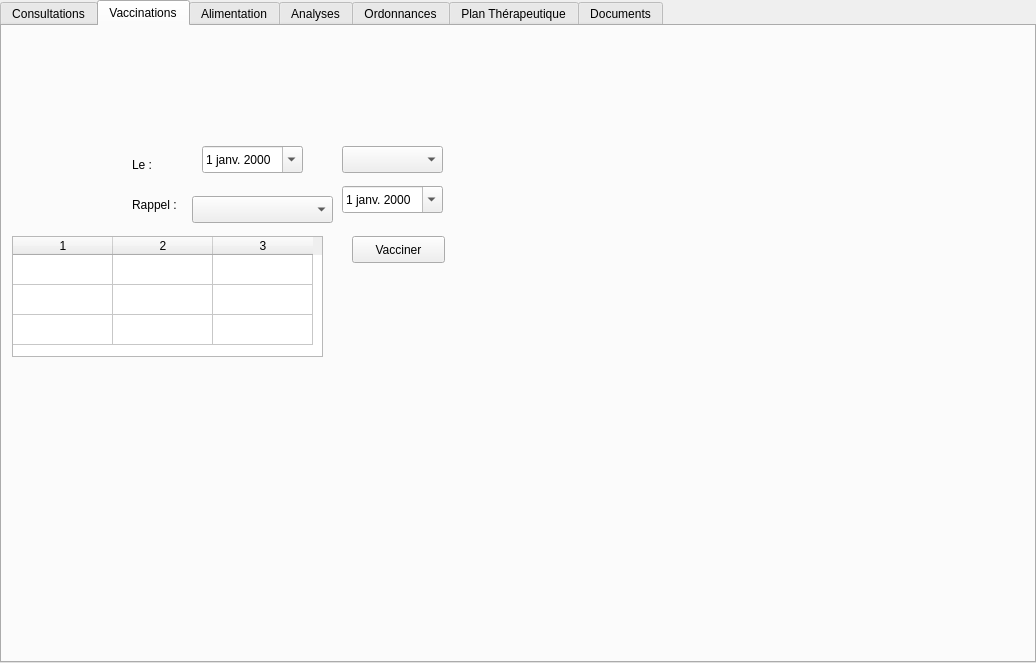
The window that VetGUI/Form_medical.ui (FrancoisBagaini/OpenVet0.2) describes before a commit, drawn with Qt 5.
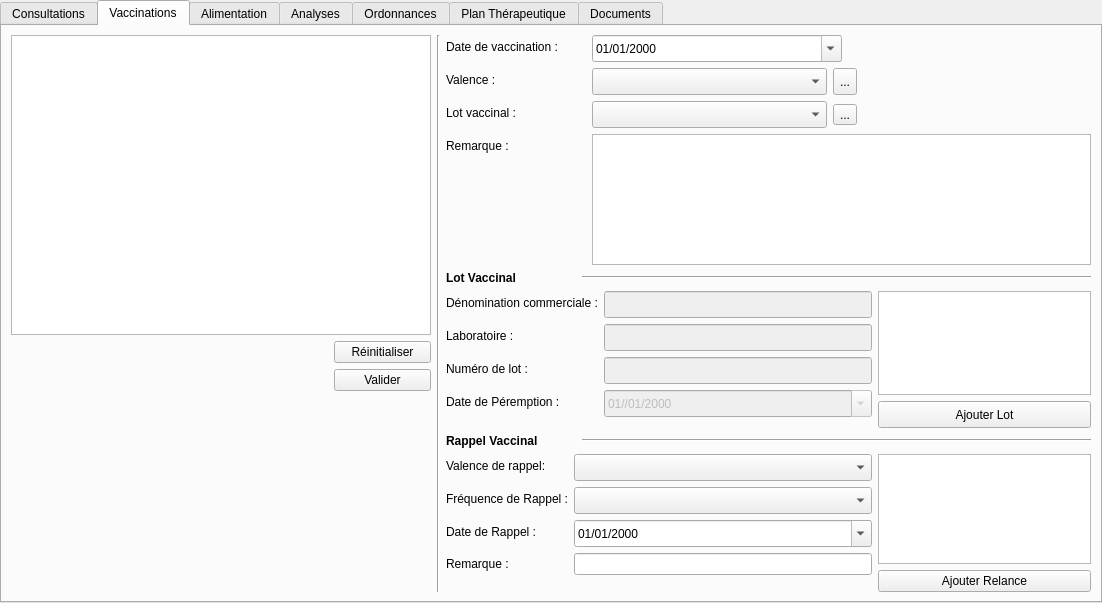
The same window after the commit. The open tabs and pages were chosen to show the change. Icons and pictures are not drawn. Custom widgets are drawn as their Qt base class.

Commit message: before save Vaccination

```diff
--- a/VetGUI/Form_medical.ui
+++ b/VetGUI/Form_medical.ui
@@ -6,10 +6,22 @@
    <rect>
     <x>0</x>
     <y>0</y>
-    <width>1036</width>
-    <height>663</height>
+    <width>1102</width>
+    <height>603</height>
    </rect>
   </property>
+  <property name="minimumSize">
+   <size>
+    <width>800</width>
+    <height>0</height>
+   </size>
+  </property>
+  <property name="maximumSize">
+   <size>
+    <width>3000</width>
+    <height>900</height>
+   </size>
+  </property>
   <property name="locale">
    <locale language="French" country="France"/>
   </property>
@@ -692,137 +704,821 @@
    <attribute name="title">
     <string>Vaccinations</string>
    </attribute>
-   <widget class="QDateEdit" name="dateEdit_vacciner_start">
-    <property name="geometry">
-     <rect>
-      <x>200</x>
-      <y>120</y>
-      <width>101</width>
-      <height>27</height>
-     </rect>
-    </property>
-    <property name="toolTip">
-     <string>Date de vaccination</string>
-    </property>
-    <property name="calendarPopup">
-     <bool>true</bool>
-    </property>
-   </widget>
-   <widget class="QLabel" name="label_2">
-    <property name="geometry">
-     <rect>
-      <x>130</x>
-      <y>170</y>
-      <width>62</width>
-      <height>17</height>
-     </rect>
-    </property>
-    <property name="text">
-     <string>Rappel :</string>
-    </property>
-    <property name="buddy">
-     <cstring>comboBox_rappel</cstring>
-    </property>
-   </widget>
-   <widget class="QLabel" name="label_vaccinerStart">
-    <property name="geometry">
-     <rect>
-      <x>130</x>
-      <y>130</y>
-      <width>31</width>
-      <height>17</height>
-     </rect>
-    </property>
-    <property name="text">
-     <string>Le :</string>
-    </property>
-   </widget>
-   <widget class="QComboBox" name="comboBox_vacciner">
-    <property name="geometry">
-     <rect>
-      <x>340</x>
-      <y>120</y>
-      <width>101</width>
-      <height>27</height>
-     </rect>
-    </property>
-    <property name="toolTip">
-     <string>Vaccin</string>
-    </property>
-   </widget>
-   <widget class="QComboBox" name="comboBox_rappel">
-    <property name="geometry">
-     <rect>
-      <x>190</x>
-      <y>170</y>
-      <width>141</width>
-      <height>27</height>
-     </rect>
-    </property>
-    <property name="toolTip">
-     <string>Période de rappel</string>
-    </property>
-   </widget>
-   <widget class="QPushButton" name="button_vacciner">
-    <property name="geometry">
-     <rect>
-      <x>350</x>
-      <y>210</y>
-      <width>93</width>
-      <height>27</height>
-     </rect>
-    </property>
-    <property name="toolTip">
-     <string>Ajouter ce vaccin dans le dossier</string>
-    </property>
-    <property name="text">
-     <string>Vacciner</string>
-    </property>
-   </widget>
-   <widget class="QDateEdit" name="dateEdit_vacciner_end">
-    <property name="geometry">
-     <rect>
-      <x>340</x>
-      <y>160</y>
-      <width>101</width>
-      <height>27</height>
-     </rect>
-    </property>
-    <property name="toolTip">
-     <string>Date de rappel</string>
-    </property>
-    <property name="calendarPopup">
-     <bool>true</bool>
-    </property>
-   </widget>
-   <widget class="QTableWidget" name="tableWidget_vacciner">
-    <property name="geometry">
-     <rect>
-      <x>10</x>
-      <y>210</y>
-      <width>311</width>
-      <height>121</height>
-     </rect>
-    </property>
-    <property name="rowCount">
-     <number>3</number>
-    </property>
-    <property name="columnCount">
-     <number>3</number>
-    </property>
-    <attribute name="verticalHeaderVisible">
-     <bool>false</bool>
-    </attribute>
-    <attribute name="verticalHeaderVisible">
-     <bool>false</bool>
-    </attribute>
-    <row/>
-    <row/>
-    <row/>
-    <column/>
-    <column/>
-    <column/>
-   </widget>
+   <layout class="QVBoxLayout" name="verticalLayout_15">
+    <item>
+     <layout class="QHBoxLayout" name="horizontalLayout_27" stretch="13,1,20">
+      <item>
+       <layout class="QVBoxLayout" name="verticalLayout_11">
+        <property name="sizeConstraint">
+         <enum>QLayout::SetMinimumSize</enum>
+        </property>
+        <item>
+         <widget class="MyTableView" name="tableView_Vaccins">
+          <property name="sizePolicy">
+           <sizepolicy hsizetype="MinimumExpanding" vsizetype="Expanding">
+            <horstretch>0</horstretch>
+            <verstretch>0</verstretch>
+           </sizepolicy>
+          </property>
+          <property name="minimumSize">
+           <size>
+            <width>0</width>
+            <height>300</height>
+           </size>
+          </property>
+          <property name="maximumSize">
+           <size>
+            <width>1677215</width>
+            <height>16777215</height>
+           </size>
+          </property>
+         </widget>
+        </item>
+        <item>
+         <layout class="QHBoxLayout" name="horizontalLayout_25">
+          <item>
+           <spacer name="horizontalSpacer_4">
+            <property name="orientation">
+             <enum>Qt::Horizontal</enum>
+            </property>
+            <property name="sizeType">
+             <enum>QSizePolicy::MinimumExpanding</enum>
+            </property>
+            <property name="sizeHint" stdset="0">
+             <size>
+              <width>40</width>
+              <height>20</height>
+             </size>
+            </property>
+           </spacer>
+          </item>
+          <item>
+           <widget class="QPushButton" name="button_resetVaccin">
+            <property name="sizePolicy">
+             <sizepolicy hsizetype="Preferred" vsizetype="Fixed">
+              <horstretch>0</horstretch>
+              <verstretch>0</verstretch>
+             </sizepolicy>
+            </property>
+            <property name="minimumSize">
+             <size>
+              <width>97</width>
+              <height>0</height>
+             </size>
+            </property>
+            <property name="toolTip">
+             <string>Ajouter ce vaccin dans le dossier</string>
+            </property>
+            <property name="text">
+             <string>Réinitialiser</string>
+            </property>
+           </widget>
+          </item>
+         </layout>
+        </item>
+        <item>
+         <layout class="QHBoxLayout" name="horizontalLayout_22">
+          <item>
+           <spacer name="horizontalSpacer_8">
+            <property name="orientation">
+             <enum>Qt::Horizontal</enum>
+            </property>
+            <property name="sizeType">
+             <enum>QSizePolicy::MinimumExpanding</enum>
+            </property>
+            <property name="sizeHint" stdset="0">
+             <size>
+              <width>40</width>
+              <height>20</height>
+             </size>
+            </property>
+           </spacer>
+          </item>
+          <item>
+           <widget class="QPushButton" name="button_validerVaccin">
+            <property name="sizePolicy">
+             <sizepolicy hsizetype="Preferred" vsizetype="Fixed">
+              <horstretch>0</horstretch>
+              <verstretch>0</verstretch>
+             </sizepolicy>
+            </property>
+            <property name="minimumSize">
+             <size>
+              <width>97</width>
+              <height>0</height>
+             </size>
+            </property>
+            <property name="baseSize">
+             <size>
+              <width>97</width>
+              <height>0</height>
+             </size>
+            </property>
+            <property name="toolTip">
+             <string>Ajouter ce vaccin dans le dossier</string>
+            </property>
+            <property name="text">
+             <string>Valider</string>
+            </property>
+           </widget>
+          </item>
+         </layout>
+        </item>
+        <item>
+         <spacer name="verticalSpacer">
+          <property name="orientation">
+           <enum>Qt::Vertical</enum>
+          </property>
+          <property name="sizeHint" stdset="0">
+           <size>
+            <width>20</width>
+            <height>40</height>
+           </size>
+          </property>
+         </spacer>
+        </item>
+       </layout>
+      </item>
+      <item>
+       <widget class="Line" name="line_6">
+        <property name="orientation">
+         <enum>Qt::Vertical</enum>
+        </property>
+       </widget>
+      </item>
+      <item>
+       <layout class="QVBoxLayout" name="verticalLayout_14" stretch="10,1,6,1,6">
+        <item>
+         <layout class="QFormLayout" name="formLayout_2">
+          <item row="0" column="0">
+           <widget class="QLabel" name="label_dateVaccination">
+            <property name="minimumSize">
+             <size>
+              <width>140</width>
+              <height>0</height>
+             </size>
+            </property>
+            <property name="maximumSize">
+             <size>
+              <width>140</width>
+              <height>16777215</height>
+             </size>
+            </property>
+            <property name="text">
+             <string>Date de vaccination :</string>
+            </property>
+            <property name="buddy">
+             <cstring>dateEdit_dateVaccination</cstring>
+            </property>
+           </widget>
+          </item>
+          <item row="0" column="1">
+           <widget class="QDateEdit" name="dateEdit_dateVaccination">
+            <property name="minimumSize">
+             <size>
+              <width>120</width>
+              <height>27</height>
+             </size>
+            </property>
+            <property name="maximumSize">
+             <size>
+              <width>250</width>
+              <height>27</height>
+             </size>
+            </property>
+            <property name="toolTip">
+             <string>Date de vaccination</string>
+            </property>
+            <property name="displayFormat">
+             <string>dd/MM/yyyy</string>
+            </property>
+            <property name="calendarPopup">
+             <bool>true</bool>
+            </property>
+           </widget>
+          </item>
+          <item row="1" column="0">
+           <widget class="QLabel" name="label_Valence">
+            <property name="minimumSize">
+             <size>
+              <width>140</width>
+              <height>0</height>
+             </size>
+            </property>
+            <property name="maximumSize">
+             <size>
+              <width>140</width>
+              <height>16777215</height>
+             </size>
+            </property>
+            <property name="text">
+             <string>Valence :</string>
+            </property>
+            <property name="buddy">
+             <cstring>comboBox_valence</cstring>
+            </property>
+           </widget>
+          </item>
+          <item row="1" column="1">
+           <layout class="QHBoxLayout" name="horizontalLayout_23">
+            <item>
+             <widget class="MyComboBox" name="comboBox_valence">
+              <property name="sizePolicy">
+               <sizepolicy hsizetype="Expanding" vsizetype="Fixed">
+                <horstretch>0</horstretch>
+                <verstretch>0</verstretch>
+               </sizepolicy>
+              </property>
+              <property name="minimumSize">
+               <size>
+                <width>0</width>
+                <height>27</height>
+               </size>
+              </property>
+              <property name="maximumSize">
+               <size>
+                <width>250</width>
+                <height>27</height>
+               </size>
+              </property>
+              <property name="toolTip">
+               <string>Vaccin</string>
+              </property>
+             </widget>
+            </item>
+            <item>
+             <widget class="QToolButton" name="toolButton_editValence">
+              <property name="minimumSize">
+               <size>
+                <width>0</width>
+                <height>27</height>
+               </size>
+              </property>
+              <property name="toolTip">
+               <string>Editer les valences vaccinales</string>
+              </property>
+              <property name="text">
+               <string>...</string>
+              </property>
+              <property name="icon">
+               <iconset resource="resources.qrc">
+                <normaloff>:/newPrefix/images/edit1.png</normaloff>:/newPrefix/images/edit1.png</iconset>
+              </property>
+              <property name="iconSize">
+               <size>
+                <width>20</width>
+                <height>20</height>
+               </size>
+              </property>
+             </widget>
+            </item>
+            <item>
+             <spacer name="horizontalSpacer_9">
+              <property name="orientation">
+               <enum>Qt::Horizontal</enum>
+              </property>
+              <property name="sizeHint" stdset="0">
+               <size>
+                <width>40</width>
+                <height>20</height>
+               </size>
+              </property>
+             </spacer>
+            </item>
+           </layout>
+          </item>
+          <item row="2" column="0">
+           <widget class="QLabel" name="label_lot">
+            <property name="minimumSize">
+             <size>
+              <width>140</width>
+              <height>0</height>
+             </size>
+            </property>
+            <property name="maximumSize">
+             <size>
+              <width>140</width>
+              <height>16777215</height>
+             </size>
+            </property>
+            <property name="text">
+             <string>Lot vaccinal :</string>
+            </property>
+            <property name="buddy">
+             <cstring>comboBox_lot</cstring>
+            </property>
+           </widget>
+          </item>
+          <item row="2" column="1">
+           <layout class="QHBoxLayout" name="horizontalLayout_24">
+            <item>
+             <widget class="MyComboBox" name="comboBox_lot">
+              <property name="sizePolicy">
+               <sizepolicy hsizetype="Expanding" vsizetype="Fixed">
+                <horstretch>0</horstretch>
+                <verstretch>0</verstretch>
+               </sizepolicy>
+              </property>
+              <property name="minimumSize">
+               <size>
+                <width>0</width>
+                <height>27</height>
+               </size>
+              </property>
+              <property name="maximumSize">
+               <size>
+                <width>250</width>
+                <height>27</height>
+               </size>
+              </property>
+             </widget>
+            </item>
+            <item>
+             <widget class="QToolButton" name="toolButton_editLot">
+              <property name="toolTip">
+               <string>Editer les lots de vaccin</string>
+              </property>
+              <property name="text">
+               <string>...</string>
+              </property>
+              <property name="icon">
+               <iconset resource="resources.qrc">
+                <normaloff>:/newPrefix/images/edit1.png</normaloff>:/newPrefix/images/edit1.png</iconset>
+              </property>
+              <property name="iconSize">
+               <size>
+                <width>20</width>
+                <height>20</height>
+               </size>
+              </property>
+             </widget>
+            </item>
+            <item>
+             <spacer name="horizontalSpacer_10">
+              <property name="orientation">
+               <enum>Qt::Horizontal</enum>
+              </property>
+              <property name="sizeHint" stdset="0">
+               <size>
+                <width>40</width>
+                <height>20</height>
+               </size>
+              </property>
+             </spacer>
+            </item>
+           </layout>
+          </item>
+          <item row="3" column="0">
+           <widget class="QLabel" name="label_26">
+            <property name="text">
+             <string>Remarque :</string>
+            </property>
+           </widget>
+          </item>
+          <item row="3" column="1">
+           <widget class="MyPlainTextEdit" name="plainTextEdit_remarque">
+            <property name="minimumSize">
+             <size>
+              <width>0</width>
+              <height>31</height>
+             </size>
+            </property>
+            <property name="maximumSize">
+             <size>
+              <width>16777215</width>
+              <height>9999</height>
+             </size>
+            </property>
+           </widget>
+          </item>
+         </layout>
+        </item>
+        <item>
+         <layout class="QHBoxLayout" name="horizontalLayout_19">
+          <item>
+           <widget class="QLabel" name="label_24">
+            <property name="maximumSize">
+             <size>
+              <width>130</width>
+              <height>16777215</height>
+             </size>
+            </property>
+            <property name="font">
+             <font>
+              <weight>75</weight>
+              <bold>true</bold>
+             </font>
+            </property>
+            <property name="text">
+             <string>Lot Vaccinal</string>
+            </property>
+           </widget>
+          </item>
+          <item>
+           <widget class="Line" name="line_4">
+            <property name="orientation">
+             <enum>Qt::Horizontal</enum>
+            </property>
+           </widget>
+          </item>
+         </layout>
+        </item>
+        <item>
+         <layout class="QHBoxLayout" name="horizontalLayout_26" stretch="2,1">
+          <item>
+           <layout class="QFormLayout" name="formLayout_3">
+            <property name="sizeConstraint">
+             <enum>QLayout::SetDefaultConstraint</enum>
+            </property>
+            <property name="fieldGrowthPolicy">
+             <enum>QFormLayout::AllNonFixedFieldsGrow</enum>
+            </property>
+            <item row="0" column="0">
+             <widget class="QLabel" name="label_18">
+              <property name="maximumSize">
+               <size>
+                <width>200</width>
+                <height>16777215</height>
+               </size>
+              </property>
+              <property name="text">
+               <string>Dénomination commerciale :</string>
+              </property>
+              <property name="buddy">
+               <cstring>lineEdit_denomination</cstring>
+              </property>
+             </widget>
+            </item>
+            <item row="0" column="1">
+             <widget class="QLineEdit" name="lineEdit_denomination">
+              <property name="enabled">
+               <bool>false</bool>
+              </property>
+              <property name="minimumSize">
+               <size>
+                <width>160</width>
+                <height>27</height>
+               </size>
+              </property>
+              <property name="maxLength">
+               <number>60</number>
+              </property>
+             </widget>
+            </item>
+            <item row="1" column="0">
+             <widget class="QLabel" name="label_22">
+              <property name="maximumSize">
+               <size>
+                <width>200</width>
+                <height>27</height>
+               </size>
+              </property>
+              <property name="text">
+               <string>Laboratoire :</string>
+              </property>
+              <property name="buddy">
+               <cstring>lineEdit_laboratoire</cstring>
+              </property>
+             </widget>
+            </item>
+            <item row="1" column="1">
+             <widget class="QLineEdit" name="lineEdit_laboratoire">
+              <property name="enabled">
+               <bool>false</bool>
+              </property>
+              <property name="minimumSize">
+               <size>
+                <width>160</width>
+                <height>27</height>
+               </size>
+              </property>
+              <property name="maxLength">
+               <number>60</number>
+              </property>
+             </widget>
+            </item>
+            <item row="2" column="0">
+             <widget class="QLabel" name="label_21">
+              <property name="maximumSize">
+               <size>
+                <width>200</width>
+                <height>16777215</height>
+               </size>
+              </property>
+              <property name="text">
+               <string>Numéro de lot :</string>
+              </property>
+              <property name="buddy">
+               <cstring>lineEdit_NoLot</cstring>
+              </property>
+             </widget>
+            </item>
+            <item row="2" column="1">
+             <widget class="QLineEdit" name="lineEdit_NoLot">
+              <property name="enabled">
+               <bool>false</bool>
+              </property>
+              <property name="minimumSize">
+               <size>
+                <width>160</width>
+                <height>27</height>
+               </size>
+              </property>
+              <property name="maxLength">
+               <number>20</number>
+              </property>
+             </widget>
+            </item>
+            <item row="3" column="0">
+             <widget class="QLabel" name="label_23">
+              <property name="maximumSize">
+               <size>
+                <width>200</width>
+                <height>16777215</height>
+               </size>
+              </property>
+              <property name="text">
+               <string>Date de Péremption :</string>
+              </property>
+              <property name="buddy">
+               <cstring>dateEdit_datePeremption</cstring>
+              </property>
+             </widget>
+            </item>
+            <item row="3" column="1">
+             <widget class="QDateEdit" name="dateEdit_datePeremption">
+              <property name="enabled">
+               <bool>false</bool>
+              </property>
+              <property name="sizePolicy">
+               <sizepolicy hsizetype="Expanding" vsizetype="Fixed">
+                <horstretch>0</horstretch>
+                <verstretch>0</verstretch>
+               </sizepolicy>
+              </property>
+              <property name="minimumSize">
+               <size>
+                <width>160</width>
+                <height>27</height>
+               </size>
+              </property>
+              <property name="maximumSize">
+               <size>
+                <width>9999</width>
+                <height>27</height>
+               </size>
+              </property>
+              <property name="toolTip">
+               <string>Date de vaccination</string>
+              </property>
+              <property name="displayFormat">
+               <string>dd//MM/yyyy</string>
+              </property>
+              <property name="calendarPopup">
+               <bool>true</bool>
+              </property>
+             </widget>
+            </item>
+           </layout>
+          </item>
+          <item>
+           <layout class="QVBoxLayout" name="verticalLayout_13">
+            <property name="sizeConstraint">
+             <enum>QLayout::SetFixedSize</enum>
+            </property>
+            <item>
+             <widget class="QListView" name="listView_Lot">
+              <property name="sizePolicy">
+               <sizepolicy hsizetype="Expanding" vsizetype="Expanding">
+                <horstretch>0</horstretch>
+                <verstretch>0</verstretch>
+               </sizepolicy>
+              </property>
+              <property name="maximumSize">
+               <size>
+                <width>9999</width>
+                <height>16777215</height>
+               </size>
+              </property>
+             </widget>
+            </item>
+            <item>
+             <widget class="QPushButton" name="pushButton_ajouterLot">
+              <property name="sizePolicy">
+               <sizepolicy hsizetype="Expanding" vsizetype="Fixed">
+                <horstretch>0</horstretch>
+                <verstretch>0</verstretch>
+               </sizepolicy>
+              </property>
+              <property name="minimumSize">
+               <size>
+                <width>0</width>
+                <height>27</height>
+               </size>
+              </property>
+              <property name="maximumSize">
+               <size>
+                <width>9999</width>
+                <height>16777215</height>
+               </size>
+              </property>
+              <property name="text">
+               <string>Ajouter Lot</string>
+              </property>
+             </widget>
+            </item>
+           </layout>
+          </item>
+         </layout>
+        </item>
+        <item>
+         <layout class="QHBoxLayout" name="horizontalLayout_20">
+          <item>
+           <widget class="QLabel" name="label_25">
+            <property name="maximumSize">
+             <size>
+              <width>130</width>
+              <height>16777215</height>
+             </size>
+            </property>
+            <property name="font">
+             <font>
+              <weight>75</weight>
+              <bold>true</bold>
+             </font>
+            </property>
+            <property name="text">
+             <string>Rappel Vaccinal</string>
+            </property>
+           </widget>
+          </item>
+          <item>
+           <widget class="Line" name="line_5">
+            <property name="orientation">
+             <enum>Qt::Horizontal</enum>
+            </property>
+           </widget>
+          </item>
+         </layout>
+        </item>
+        <item>
+         <layout class="QHBoxLayout" name="horizontalLayout_21" stretch="2,1">
+          <item>
+           <layout class="QFormLayout" name="formLayout_4">
+            <property name="fieldGrowthPolicy">
+             <enum>QFormLayout::AllNonFixedFieldsGrow</enum>
+            </property>
+            <item row="0" column="0">
+             <widget class="QLabel" name="label_Valence_2">
+              <property name="maximumSize">
+               <size>
+                <width>16777215</width>
+                <height>150</height>
+               </size>
+              </property>
+              <property name="text">
+               <string>Valence de rappel:</string>
+              </property>
+              <property name="buddy">
+               <cstring>comboBox_valenceRappel</cstring>
+              </property>
+             </widget>
+            </item>
+            <item row="0" column="1">
+             <widget class="MyComboBox" name="comboBox_valenceRappel">
+              <property name="minimumSize">
+               <size>
+                <width>0</width>
+                <height>27</height>
+               </size>
+              </property>
+              <property name="maximumSize">
+               <size>
+                <width>9999</width>
+                <height>27</height>
+               </size>
+              </property>
+              <property name="toolTip">
+               <string>Vaccin</string>
+              </property>
+             </widget>
+            </item>
+            <item row="1" column="0">
+             <widget class="QLabel" name="label_2">
+              <property name="maximumSize">
+               <size>
+                <width>180</width>
+                <height>150</height>
+               </size>
+              </property>
+              <property name="text">
+               <string>Fréquence de Rappel :</string>
+              </property>
+              <property name="buddy">
+               <cstring>comboBox_periodeRappel</cstring>
+              </property>
+             </widget>
+            </item>
+            <item row="1" column="1">
+             <widget class="MyComboBox" name="comboBox_periodeRappel">
+              <property name="minimumSize">
+               <size>
+                <width>0</width>
+                <height>27</height>
+               </size>
+              </property>
+              <property name="maximumSize">
+               <size>
+                <width>9999</width>
+                <height>27</height>
+               </size>
+              </property>
+              <property name="toolTip">
+               <string>Période de rappel</string>
+              </property>
+             </widget>
+            </item>
+            <item row="2" column="0">
+             <widget class="QLabel" name="label_dateRappel">
+              <property name="maximumSize">
+               <size>
+                <width>160</width>
+                <height>150</height>
+               </size>
+              </property>
+              <property name="text">
+               <string>Date de Rappel :</string>
+              </property>
+              <property name="buddy">
+               <cstring>dateEdit_dateRelance</cstring>
+              </property>
+             </widget>
+            </item>
+            <item row="2" column="1">
+             <widget class="QDateEdit" name="dateEdit_dateRelance">
+              <property name="minimumSize">
+               <size>
+                <width>0</width>
+                <height>27</height>
+               </size>
+              </property>
+              <property name="maximumSize">
+               <size>
+                <width>9999</width>
+                <height>16777215</height>
+               </size>
+              </property>
+              <property name="toolTip">
+               <string>Date de rappel</string>
+              </property>
+              <property name="displayFormat">
+               <string>dd/MM/yyyy</string>
+              </property>
+              <property name="calendarPopup">
+               <bool>true</bool>
+              </property>
+             </widget>
+            </item>
+            <item row="3" column="1">
+             <widget class="QLineEdit" name="lineEdit_RemarqueRappel">
+              <property name="maxLength">
+               <number>200</number>
+              </property>
+             </widget>
+            </item>
+            <item row="3" column="0">
+             <widget class="QLabel" name="label_Remarque">
+              <property name="text">
+               <string>Remarque :</string>
+              </property>
+             </widget>
+            </item>
+           </layout>
+          </item>
+          <item>
+           <layout class="QVBoxLayout" name="verticalLayout_12">
+            <item>
+             <widget class="QListView" name="listView_Rappels"/>
+            </item>
+            <item>
+             <widget class="QPushButton" name="button_ajouterRelance">
+              <property name="toolTip">
+               <string>Ajouter ce vaccin dans le dossier</string>
+              </property>
+              <property name="text">
+               <string>Ajouter Relance</string>
+              </property>
+             </widget>
+            </item>
+           </layout>
+          </item>
+         </layout>
+        </item>
+       </layout>
+      </item>
+     </layout>
+    </item>
+   </layout>
   </widget>
   <widget class="QWidget" name="tab">
    <attribute name="title">
```
Left out of the diff: 17 changed lines with no effect on the pictures. The commit also changes 15 other files.
